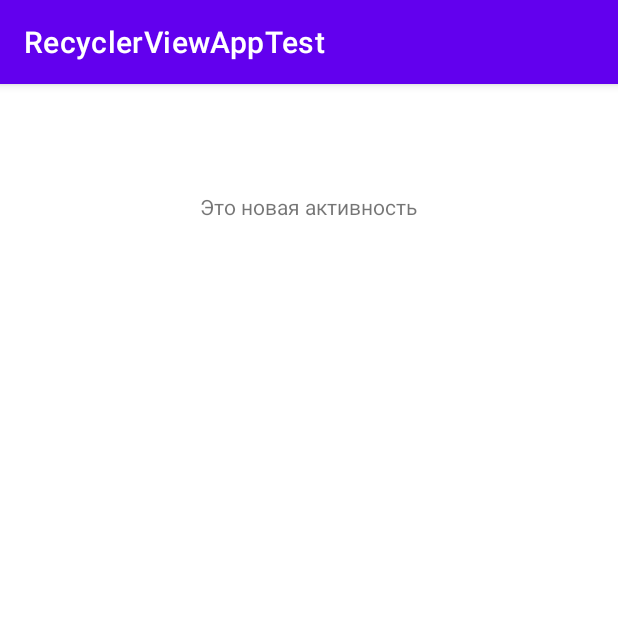
After one commit to Stepan5024/CellCalculator, an Android app: the NewActivity screen opened directly, with no data from a screen before it, on a phone screen of 412 x 824 dp, the top half of it. The commit adds this screen. Run offline under Robolectric (Android 15) with nearby library versions, the phone set to English and light mode, and no system bars.

```diff
--- a/InfoFolder/RecyclerViewAppTest/app/src/main/AndroidManifest.xml
+++ b/InfoFolder/RecyclerViewAppTest/app/src/main/AndroidManifest.xml
@@ -15,6 +15,7 @@
         tools:targetApi="31">
         <activity
             android:name=".MainActivity"
+            android:windowSoftInputMode="adjustPan"
             android:exported="true">
             <intent-filter>
                 <action android:name="android.intent.action.MAIN" />
@@ -22,6 +23,10 @@
                 <category android:name="android.intent.category.LAUNCHER" />
             </intent-filter>
         </activity>
+        <activity
+            android:name=".NewActivity">
+
+        </activity>
     </application>
 
 </manifest>
--- /dev/null
+++ b/InfoFolder/RecyclerViewAppTest/app/src/main/java/bokarev/st/recyclerviewapptest/NewActivity.kt
@@ -0,0 +1,39 @@
+package bokarev.st.recyclerviewapptest
+
+import android.content.Intent
+import android.media.Image
+import android.os.Bundle
+import android.util.Log
+import android.widget.ImageView
+import android.widget.TextView
+import android.widget.Toast
+import androidx.appcompat.app.AlertDialog
+import androidx.appcompat.app.AppCompatActivity
+
+class NewActivity : AppCompatActivity() {
+
+    override fun onCreate(savedInstanceState: Bundle?) {
+        super.onCreate(savedInstanceState)
+        setContentView(R.layout.new_activity)
+        try {
+            val name = intent.getStringExtra("KEY1")
+            val school6 = intent.getSerializableExtra("School 6") as School
+            //val age = intent.getIntExtra("KEY2", 0)
+            Log.d("mytag", "school 6 = ${school6.title}")
+        }catch (exp: RuntimeException) {
+
+        }
+
+    }
+    // Kotlin
+    override fun onBackPressed() {
+        val intent = Intent(this, MainActivity::class.java).also {
+            it.putExtra("KEY1", "value1")
+            it.putExtra("KEY2", "value1")
+            it.putExtra("KEY3", "value1")
+            it.putExtra("School 6", School("School 6", false))
+        }
+        startActivity(intent)
+    }
+
+}
--- a/InfoFolder/RecyclerViewAppTest/app/src/main/java/bokarev/st/recyclerviewapptest/School.kt
+++ b/InfoFolder/RecyclerViewAppTest/app/src/main/java/bokarev/st/recyclerviewapptest/School.kt
@@ -1,6 +1,8 @@
 package bokarev.st.recyclerviewapptest
+
+import java.io.Serializable
 
 data class School(
     val title: String,
     var isChecked: Boolean
-)
+) : Serializable
--- /dev/null
+++ b/InfoFolder/RecyclerViewAppTest/app/src/main/res/layout/new_activity.xml
@@ -0,0 +1,18 @@
+<?xml version="1.0" encoding="utf-8"?>
+<androidx.constraintlayout.widget.ConstraintLayout xmlns:android="http://schemas.android.com/apk/res/android"
+    xmlns:app="http://schemas.android.com/apk/res-auto"
+    xmlns:tools="http://schemas.android.com/tools"
+    android:layout_width="match_parent"
+    android:layout_height="match_parent">
+
+    <TextView
+        android:id="@+id/textView"
+        android:layout_width="wrap_content"
+        android:layout_height="wrap_content"
+        android:layout_marginTop="72dp"
+        android:text="Это новая активность"
+        app:layout_constraintEnd_toEndOf="parent"
+        app:layout_constraintHorizontal_bias="0.498"
+        app:layout_constraintStart_toStartOf="parent"
+        app:layout_constraintTop_toTopOf="parent" />
+</androidx.constraintlayout.widget.ConstraintLayout>
```
Also changed, not shown: InfoFolder/RecyclerViewAppTest/app/src/main/java/bokarev/st/recyclerviewapptest/MainActivity.kt (+94 -20 lines), InfoFolder/RecyclerViewAppTest/app/src/main/java/bokarev/st/recyclerviewapptest/RecyclerViewAdapter2.kt (+23 -0 lines), 1 other file.
